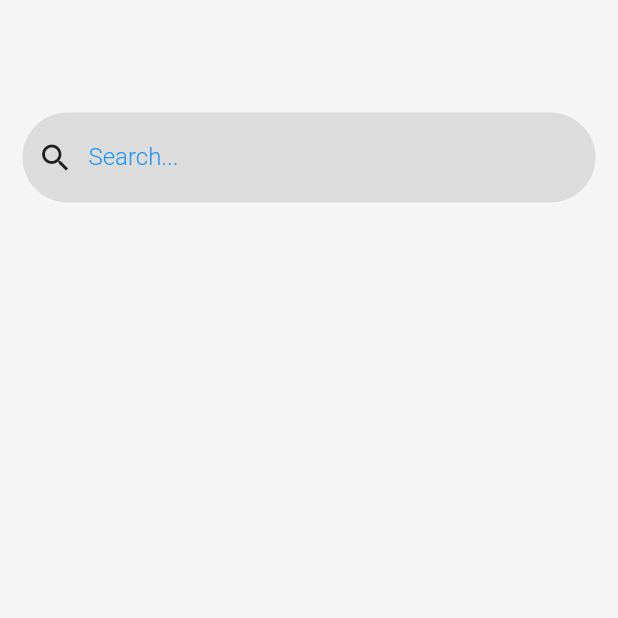
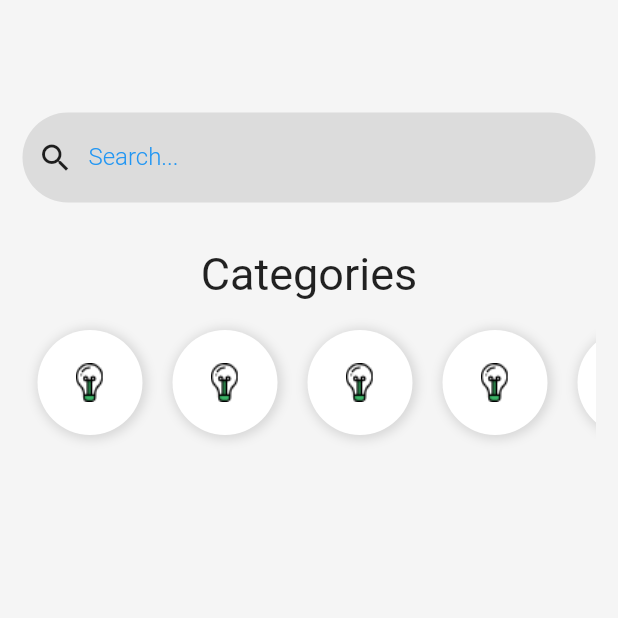
Before and after one commit to pedrosales/shopping, a Flutter app: the screen it shows after launch, after a tap on "SignIn", on a phone screen of 412 x 824 dp, the top half of it. Run offline on Flutter 3.47's test engine with Material 2 defaults, Android fonts, the phone set to English and light mode, and no system bars.

Commit message:
menu de categorias

```diff
--- a/lib/pages/home.page.dart
+++ b/lib/pages/home.page.dart
@@ -13,6 +13,22 @@ class HomePage extends StatelessWidget {
               height: 60,
             ),
             search(),
+            SizedBox(
+              height: 30,
+            ),
+            Text(
+              "Categories",
+              style: TextStyle(
+                fontSize: 30,
+              ),
+            ),
+            SizedBox(
+              height: 10,
+            ),
+            Container(
+              height: 90,
+              child: categoryList(),
+            ),
           ],
         ),
       ),
@@ -57,3 +73,45 @@ Widget search() {
     ),
   );
 }
+
+Widget categoryList() {
+  return Container(
+    child: ListView(
+      scrollDirection: Axis.horizontal,
+      children: <Widget>[
+        categoryItem(),
+        categoryItem(),
+        categoryItem(),
+        categoryItem(),
+        categoryItem(),
+        categoryItem(),
+        categoryItem(),
+        categoryItem(),
+      ],
+    ),
+  );
+}
+
+Widget categoryItem() {
+  return Container(
+    width: 70,
+    height: 70,
+    margin: EdgeInsets.all(10),
+    padding: EdgeInsets.all(10),
+    decoration: BoxDecoration(
+      color: Colors.white,
+      boxShadow: [
+        new BoxShadow(
+          color: Colors.black12,
+          offset: new Offset(1, 1),
+          blurRadius: 5,
+          spreadRadius: 2,
+        ),
+      ],
+      borderRadius: BorderRadius.all(
+        Radius.circular(64),
+      ),
+    ),
+    child: Image.asset("assets/Icon_Devices.png"),
+  );
+}
```
